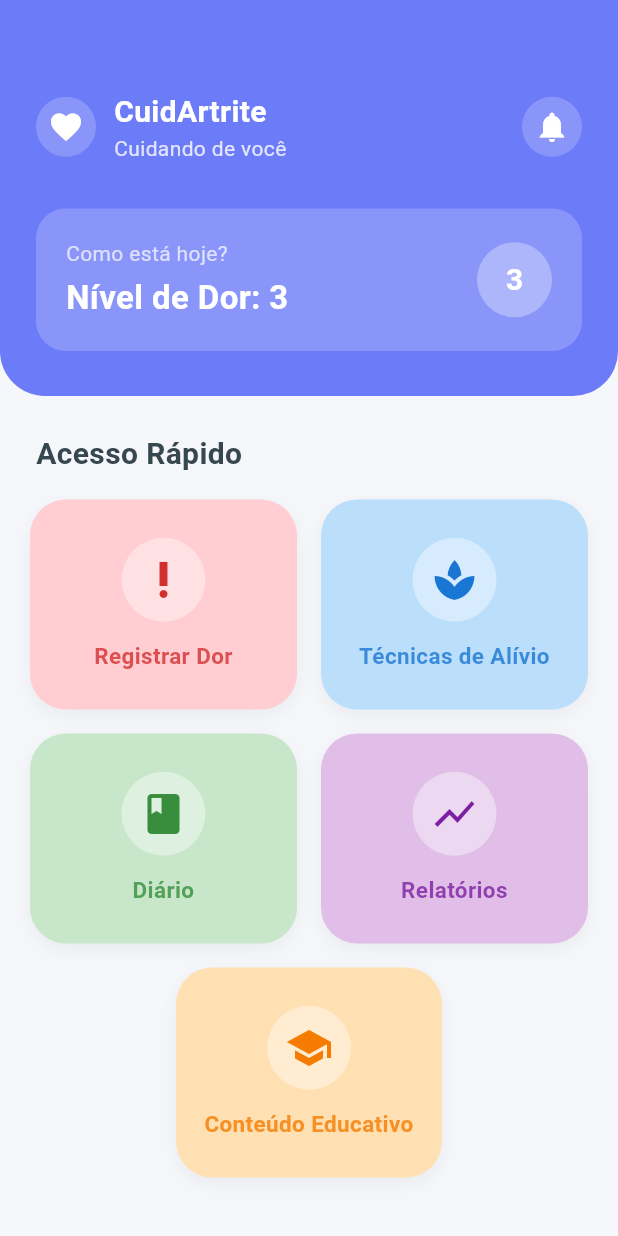
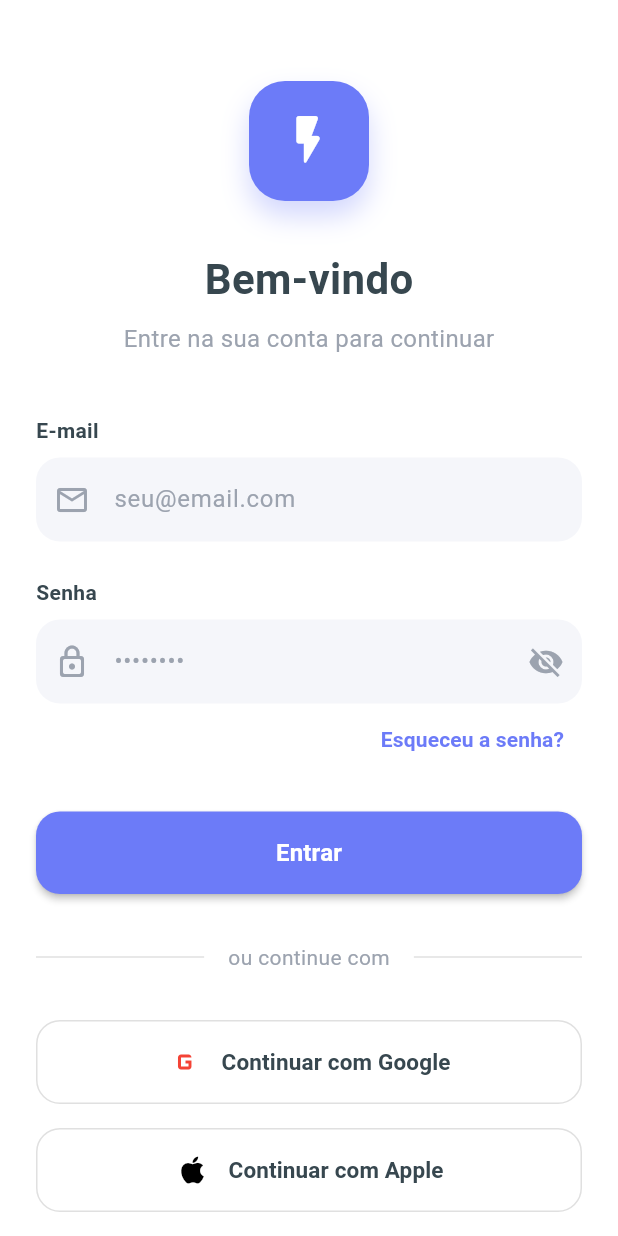
Before and after one commit to eduardo-oldenburg/cuid_artrite, a Flutter app: the screen it shows after launch, on a phone screen of 412 x 824 dp. Run offline on Flutter 3.47's test engine with Material 3 defaults, Android fonts, the light colour scheme and no system bars.

Commit message:
add: pagina de login

```diff
--- a/cuid_artrite/lib/core/theme/app_colors.dart
+++ b/cuid_artrite/lib/core/theme/app_colors.dart
@@ -9,6 +9,10 @@ class AppColors {
   static const Color primary = Color(0xFF6C7BF8); // Aquele azul bonito do topo
   static const Color background = Color(0xFFF5F7FA); // O fundo cinza bem clarinho
   static const Color white = Color(0xFFFFFFFF);
+
+  static const Color textGrey = Color(0xFF9CA3AF);       // Grey text (secondary)
+  static const Color inputBg = Color(0xFFF5F6FA);        // Input field background
+  static const Color border = Color(0xFFE0E0E0);
 
   // --- Textos ---
   static const Color textDark = Color(0xFF37474F); // Cinza escuro para títulos
--- /dev/null
+++ b/cuid_artrite/lib/features/auth/presentation/pages/login_page.dart
@@ -0,0 +1,257 @@
+import 'package:flutter/material.dart';
+import '../../../../core/theme/app_colors.dart'; // Make sure this path is correct
+
+class LoginPage extends StatefulWidget {
+  const LoginPage({super.key});
+
+  @override
+  State<LoginPage> createState() => _LoginPageState();
+}
+
+class _LoginPageState extends State<LoginPage> {
+  bool _isPasswordVisible = false;
+
+  @override
+  Widget build(BuildContext context) {
+    return Scaffold(
+      backgroundColor: AppColors.white, // Using white for login background specifically
+      body: SafeArea(
+        child: SingleChildScrollView(
+          padding: const EdgeInsets.symmetric(horizontal: 24.0, vertical: 24.0),
+          child: Column(
+            crossAxisAlignment: CrossAxisAlignment.stretch,
+            children: [
+              const SizedBox(height: 30),
+
+              // --- 1. Logo ---
+              Center(
+                child: Container(
+                  height: 80,
+                  width: 80,
+                  decoration: BoxDecoration(
+                    color: AppColors.primary,
+                    borderRadius: BorderRadius.circular(24),
+                    boxShadow: [
+                      BoxShadow(
+                        color: AppColors.primary.withOpacity(0.3),
+                        blurRadius: 15,
+                        offset: const Offset(0, 10),
+                      ),
+                    ],
+                  ),
+                  child: const Icon(
+                    Icons.flash_on_rounded,
+                    color: Colors.white,
+                    size: 40,
+                  ),
+                ),
+              ),
+              const SizedBox(height: 32),
+
+              // --- 2. Title ---
+              const Center(
+                child: Text(
+                  "Bem-vindo",
+                  style: TextStyle(
+                    fontSize: 28,
+                    fontWeight: FontWeight.bold,
+                    color: AppColors.textDark,
+                  ),
+                ),
+              ),
+              const SizedBox(height: 8),
+              const Center(
+                child: Text(
+                  "Entre na sua conta para continuar",
+                  style: TextStyle(
+                    fontSize: 16,
+                    color: AppColors.textGrey,
+                  ),
+                ),
+              ),
+              const SizedBox(height: 40),
+
+              // --- 3. Inputs ---
+              _buildLabel("E-mail"),
+              const SizedBox(height: 8),
+              _buildTextField(
+                hint: "seu@email.com",
+                icon: Icons.email_outlined,
+              ),
+              const SizedBox(height: 24),
+
+              _buildLabel("Senha"),
+              const SizedBox(height: 8),
+              _buildTextField(
+                hint: "••••••••",
+                icon: Icons.lock_outline_rounded,
+                isPassword: true,
+              ),
+
+              // Forgot Password Link
+              Align(
+                alignment: Alignment.centerRight,
+                child: TextButton(
+                  onPressed: () {},
+                  child: const Text(
+                    "Esqueceu a senha?",
+                    style: TextStyle(
+                      color: AppColors.primary,
+                      fontWeight: FontWeight.w600,
+                    ),
+                  ),
+                ),
+              ),
+              const SizedBox(height: 24),
+
+              // --- 4. Login Button ---
+              ElevatedButton(
+                onPressed: () {
+                  // Navigate to Home Page on click
+                  Navigator.pushReplacementNamed(context, '/home');
+                },
+                style: ElevatedButton.styleFrom(
+                  backgroundColor: AppColors.primary,
+                  foregroundColor: Colors.white,
+                  elevation: 2,
+                  shape: RoundedRectangleBorder(
+                    borderRadius: BorderRadius.circular(16),
+                  ),
+                  padding: const EdgeInsets.symmetric(vertical: 16),
+                ),
+                child: const Text(
+                  "Entrar",
+                  style: TextStyle(fontSize: 16, fontWeight: FontWeight.bold),
+                ),
+              ),
+
+              const SizedBox(height: 32),
+
+              // --- 5. Social Divider ---
+              Row(
+                children: [
+                  const Expanded(child: Divider(color: AppColors.border)),
+                  Padding(
+                    padding: const EdgeInsets.symmetric(horizontal: 16),
+                    child: const Text(
+                      "ou continue com",
+                      style: TextStyle(color: AppColors.textGrey, fontSize: 14),
+                    ),
+                  ),
+                  const Expanded(child: Divider(color: AppColors.border)),
+                ],
+              ),
+              const SizedBox(height: 32),
+
+              // --- 6. Social Buttons ---
+              _buildSocialButton(
+                icon: Icons.g_mobiledata,
+                label: "Continuar com Google",
+                iconColor: Colors.red,
+              ),
+              const SizedBox(height: 16),
+              _buildSocialButton(
+                icon: Icons.apple,
+                label: "Continuar com Apple",
+                iconColor: Colors.black,
+              ),
+
+              const SizedBox(height: 40),
+
+              // --- 7. Footer ---
+              Row(
+                mainAxisAlignment: MainAxisAlignment.center,
+                children: [
+                  const Text(
+                    "Não tem uma conta?",
+                    style: TextStyle(color: AppColors.textGrey),
+                  ),
+                  TextButton(
+                    onPressed: () {},
+                    child: const Text(
+                      "Criar conta",
+                      style: TextStyle(
+                        color: AppColors.primary,
+                        fontWeight: FontWeight.bold,
+                      ),
+                    ),
+                  ),
+                ],
+              ),
+            ],
+          ),
+        ),
+      ),
+    );
+  }
+
+  // --- Helper Widgets ---
+
+  Widget _buildLabel(String text) {
+    return Text(
+      text,
+      style: const TextStyle(
+        fontWeight: FontWeight.w600,
+        color: AppColors.textDark,
+      ),
+    );
+  }
+
+  Widget _buildTextField({required String hint, required IconData icon, bool isPassword = false}) {
+    return TextFormField(
+      obscureText: isPassword ? !_isPasswordVisible : false,
+      decoration: InputDecoration(
+        hintText: hint,
+        hintStyle: const TextStyle(color: AppColors.textGrey),
+        prefixIcon: Icon(icon, color: AppColors.textGrey),
+        suffixIcon: isPassword
+            ? IconButton(
+                icon: Icon(
+                  _isPasswordVisible ? Icons.visibility : Icons.visibility_off,
+                  color: AppColors.textGrey,
+                ),
+                onPressed: () {
+                  setState(() {
+                    _isPasswordVisible = !_isPasswordVisible;
+                  });
+                },
+              )
+            : null,
+        filled: true,
+        fillColor: AppColors.inputBg,
+        border: OutlineInputBorder(
+          borderRadius: BorderRadius.circular(16),
+          borderSide: BorderSide.none,
+        ),
+        contentPadding: const EdgeInsets.symmetric(vertical: 16),
+      ),
+    );
+  }
+
+  Widget _buildSocialButton({required IconData icon, required String label, required Color iconColor}) {
+    return OutlinedButton(
+      onPressed: () {},
+      style: OutlinedButton.styleFrom(
+        shape: RoundedRectangleBorder(borderRadius: BorderRadius.circular(16)),
+        side: const BorderSide(color: AppColors.border),
+        padding: const EdgeInsets.symmetric(vertical: 16),
+        backgroundColor: Colors.white,
+      ),
+      child: Row(
+        mainAxisAlignment: MainAxisAlignment.center,
+        children: [
+          Icon(icon, color: iconColor, size: 24),
+          const SizedBox(width: 12),
+          Text(
+            label,
+            style: const TextStyle(
+              color: AppColors.textDark,
+              fontWeight: FontWeight.w600,
+              fontSize: 15,
+            ),
+          ),
+        ],
+      ),
+    );
+  }
+}
--- a/cuid_artrite/lib/main.dart
+++ b/cuid_artrite/lib/main.dart
@@ -1,6 +1,6 @@
-// em lib/main.dart
 import 'package:flutter/material.dart';
-import 'features/home/presentation/pages/home_page.dart'; // Importe o arquivo
+import 'features/home/presentation/pages/home_page.dart';
+import 'features/auth/presentation/pages/login_page.dart'; // Import Login
 
 void main() {
   runApp(const MyApp());
@@ -18,7 +18,13 @@ class MyApp extends StatelessWidget {
         primarySwatch: Colors.indigo,
         useMaterial3: true,
       ),
-      home: const HomePage(), // Chame a HomePage aqui mudanca
+      // 1. Change home to LoginPage
+      home: const LoginPage(),
+
+      // 2. Add this so the "Entrar" button works
+      routes: {
+        '/home': (context) => const HomePage(),
+      },
     );
   }
 }
```
